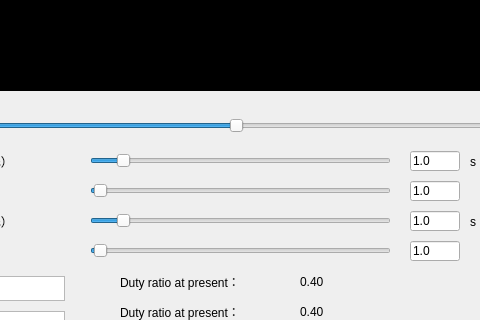
Old version of the form UnderGraduate/Control/control.ui in the repository looklucas/Control; both pictures show x 160 to 640 and y 289 to 609 of the 1000 by 720 pixel window.
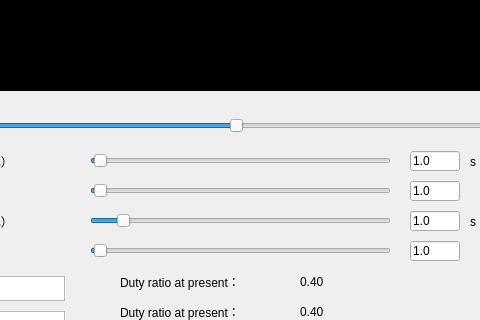
New version of the form.

Diff of the .ui file:
```diff
--- a/UnderGraduate/Control/control.ui
+++ b/UnderGraduate/Control/control.ui
@@ -87,7 +87,7 @@
      <number>1</number>
     </property>
     <property name="maximum">
-     <number>100</number>
+     <number>1000</number>
     </property>
     <property name="value">
      <number>10</number>
```
